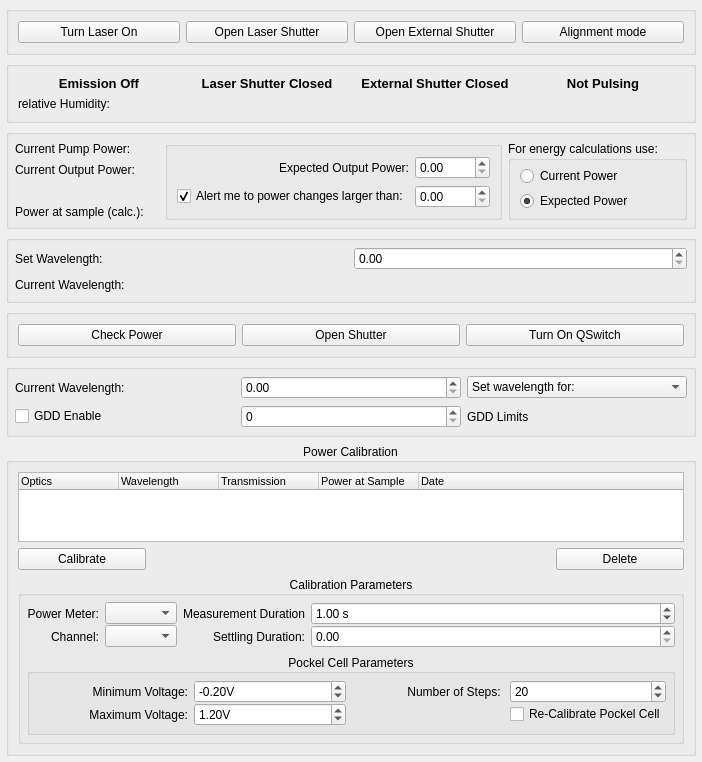
Old version of the form acq4/devices/Laser/devTemplate.ui in the repository acq4/acq4.
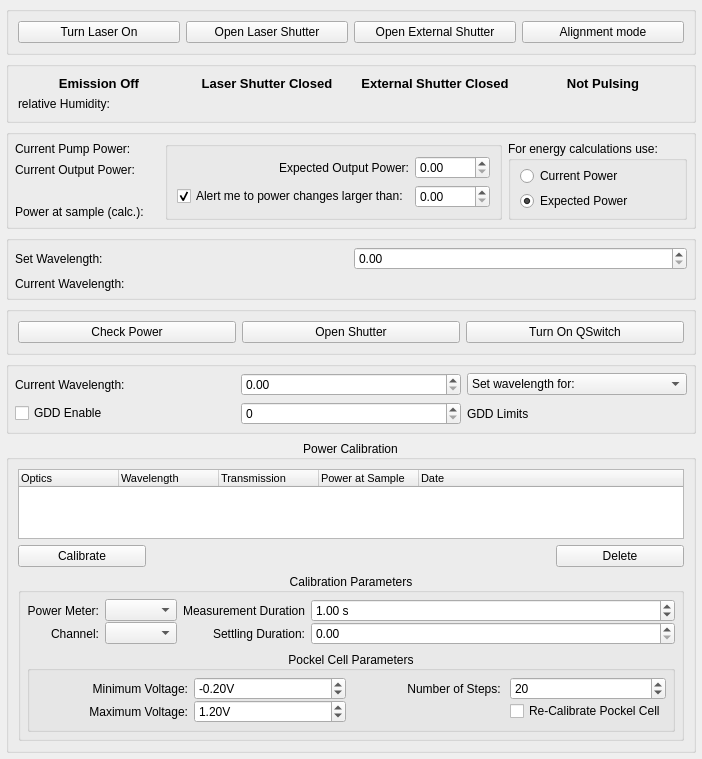
New version of the form. Custom widgets are drawn as their Qt base class.

```diff
--- a/acq4/devices/Laser/devTemplate.ui
+++ b/acq4/devices/Laser/devTemplate.ui
@@ -675,7 +675,7 @@
        <widget class="QLabel" name="currentWaveLengthLabel">
         <property name="font">
          <font>
-          <pointsize>12</pointsize>
+          <pointsize>10</pointsize>
           <weight>75</weight>
           <bold>true</bold>
          </font>
```
